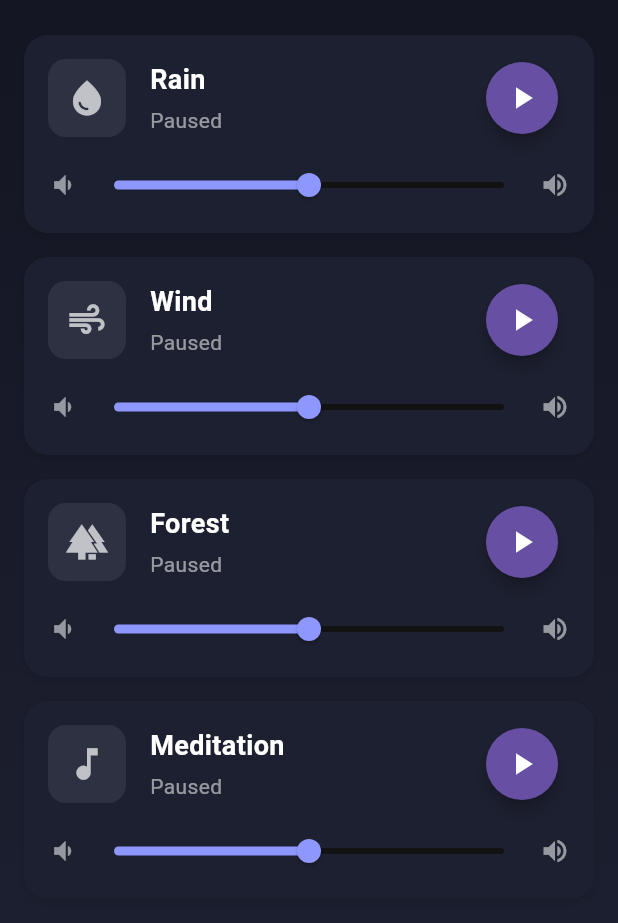
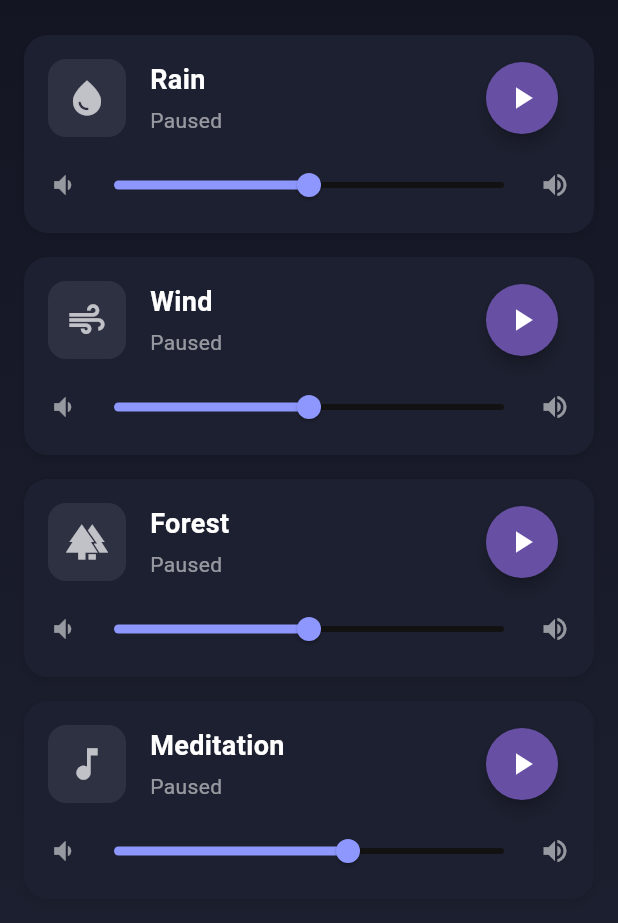
Before and after one commit to Arbin17/SleepApp, a Flutter app: the screen it shows after launch, on a phone screen of 412 x 824 dp, the part 232-1155 px from its top. Run offline on Flutter 3.47's test engine with Material 3 defaults, Android fonts, the phone set to English and light mode, and no system bars; our stand-ins replace audioplayers.

Commit message:
first commit

```diff
--- a/lib/main.dart
+++ b/lib/main.dart
@@ -16,7 +16,7 @@ class _SleepSoundAppState extends State<SleepSoundApp> {
     'Rain': 0.5,
     'Wind': 0.5,
     'Forest': 0.5,
-    'Meditation': 0.5,
+    'Meditation': 0.6,
   };
   final Map<String, String> _soundFiles = {
     'Rain': 'rain.mp3',
```
